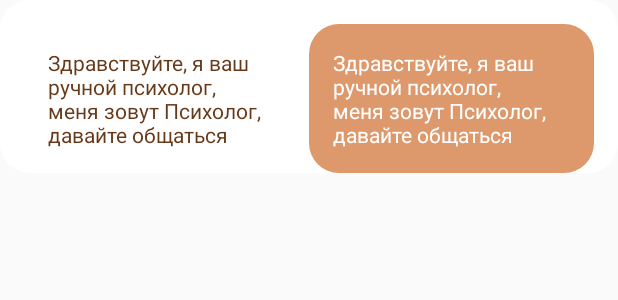
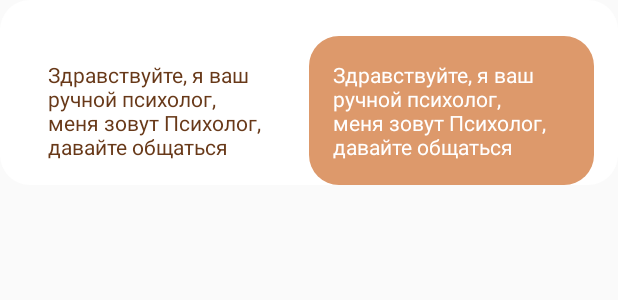
Before and after one commit to anskesh/My-psychologist, an Android app: the layout item_message.xml on its own in the app's theme, with its tools: preview values and no code run, on a phone screen of 412 x 824 dp. Shown: the top 300 px of the screen. Run offline under Robolectric (Android 15) with nearby library versions, the phone set to English and light mode, and no system bars.

```diff
--- a/app/src/main/AndroidManifest.xml
+++ b/app/src/main/AndroidManifest.xml
@@ -10,7 +10,8 @@
         android:supportsRtl="true"
         android:theme="@style/Theme.MyPsychologist">
         <activity android:name=".feature.registration.RegisterActivity" />
-        <activity android:name=".MainActivity">
+        <activity android:name=".MainActivity"
+            android:windowSoftInputMode="adjustResize">
             <intent-filter>
                 <action android:name="android.intent.action.MAIN" />
 
--- a/app/src/main/java/com/efimcompany/mypsychologist/feature/messages/ui/messageFromMessages.kt
+++ /dev/null
@@ -1,12 +0,0 @@
-package com.efimcompany.mypsychologist.feature.messages.ui
-
-import android.os.Bundle
-import androidx.fragment.app.Fragment
-import android.view.LayoutInflater
-import android.view.View
-import android.view.ViewGroup
-import com.efimcompany.mypsychologist.R
-
-class messageFromMessages : Fragment(R.layout.fragment_message_from_messages) {
-
-}
--- a/app/src/main/java/com/efimcompany/mypsychologist/models/CommonModel.kt
+++ b/app/src/main/java/com/efimcompany/mypsychologist/models/CommonModel.kt
@@ -11,6 +11,5 @@ data class CommonModel(
     var text: String = "",
     var type: String = "",
     var from: String = "",
-    var timestamp: String = "",
-    var statusSMS: Boolean = true
+    var timeStamp: Any = ""
 )
--- a/app/src/main/java/com/efimcompany/mypsychologist/utilits/firebaseHelper.kt
+++ b/app/src/main/java/com/efimcompany/mypsychologist/utilits/firebaseHelper.kt
@@ -11,10 +11,12 @@ lateinit var REF_DATABASE_ROOT: DatabaseReference
 lateinit var USER: User
 
 const val NODE_PSYCHOLOGIST = "psychologist_contacts"
-const val CHILD_DESCRIPTION = "description"
+const val NODE_USERS = "users"
+const val NODE_MESSAGES = "messages"
+
 const val TYPE_TEXT = "text"
 
-const val NODE_USERS = "users"
+const val CHILD_DESCRIPTION = "description"
 const val CHILD_ID = "id"
 const val CHILD_USER_NAME_START = "startName"
 const val CHILD_USER_NAME = "name"
--- a/app/src/main/res/layout/fragment_message_from_messages.xml
+++ b/app/src/main/res/layout/item_message.xml
@@ -11,15 +11,19 @@
     <LinearLayout
         android:layout_width="match_parent"
         android:layout_height="match_parent"
-        android:orientation="horizontal">
+        android:layout_marginTop="8dp"
+        android:orientation="horizontal"
+        app:layout_constraintEnd_toEndOf="parent"
+        app:layout_constraintStart_toStartOf="parent"
+        app:layout_constraintTop_toTopOf="parent">
 
         <androidx.constraintlayout.widget.ConstraintLayout
-            android:id="@+id/constraintLayout"
+            android:id="@+id/cl_interlocutor_messange"
             android:layout_width="match_parent"
             android:layout_height="match_parent"
+            android:layout_marginStart="16dp"
             android:layout_weight="1"
-            android:background="@drawable/borderadius20px"
-            android:layout_marginStart="16dp">
+            android:background="@drawable/borderadius20px">
 
             <TextView
                 android:id="@+id/tv_NamePsihologistMessageText"
@@ -38,12 +42,13 @@
         </androidx.constraintlayout.widget.ConstraintLayout>
 
         <androidx.constraintlayout.widget.ConstraintLayout
+            android:id="@+id/cl_user_messange"
             android:layout_width="match_parent"
             android:layout_height="match_parent"
+            android:layout_marginEnd="16dp"
             android:layout_weight="1"
             android:background="@drawable/borderadius20px"
-            android:backgroundTint="@color/orange_neutral"
-            android:layout_marginEnd="16dp">
+            android:backgroundTint="@color/orange_neutral">
 
             <TextView
                 android:id="@+id/tv_UserMessageText"
@@ -53,13 +58,13 @@
                 android:layout_marginTop="16dp"
                 android:layout_marginEnd="16dp"
                 android:layout_marginBottom="16dp"
-                tools:text="Здравствуйте, я ваш ручной психолог, меня зовут Психолог, давайте общаться"
                 android:textColor="@color/white"
                 android:textSize="14sp"
                 app:layout_constraintBottom_toBottomOf="parent"
                 app:layout_constraintEnd_toEndOf="parent"
                 app:layout_constraintStart_toStartOf="parent"
-                app:layout_constraintTop_toTopOf="parent" />
+                app:layout_constraintTop_toTopOf="parent"
+                tools:text="Здравствуйте, я ваш ручной психолог, меня зовут Психолог, давайте общаться" />
 
         </androidx.constraintlayout.widget.ConstraintLayout>
     </LinearLayout>
```
Also changed, not shown: app/src/main/java/com/efimcompany/mypsychologist/MainActivity.kt (+16 -8 lines), app/src/main/java/com/efimcompany/mypsychologist/feature/messages/presentation/PrivateMessageAdapter.kt (added, +57 -0 lines), app/src/main/java/com/efimcompany/mypsychologist/feature/messages/ui/MessangerFragment.kt (+6 -6 lines), app/src/main/java/com/efimcompany/mypsychologist/feature/messages/ui/PrivateMessagesFragment.kt (added, +99 -0 lines), app/src/main/java/com/efimcompany/mypsychologist/feature/messages/ui/privateMessagesFragment.kt (deleted, +0 -35 lines), app/src/main/java/com/efimcompany/mypsychologist/feature/psihologist/ui/ListPsychologistFragment.kt (+3 -4 lines), app/src/main/java/com/efimcompany/mypsychologist/utilits/DiffUtilCalback.kt (added, +19 -0 lines), app/src/main/java/com/efimcompany/mypsychologist/utilits/funs.kt (+8 -0 lines), app/src/main/res/layout/fragment_private_messages.xml (+8 -7 lines).
